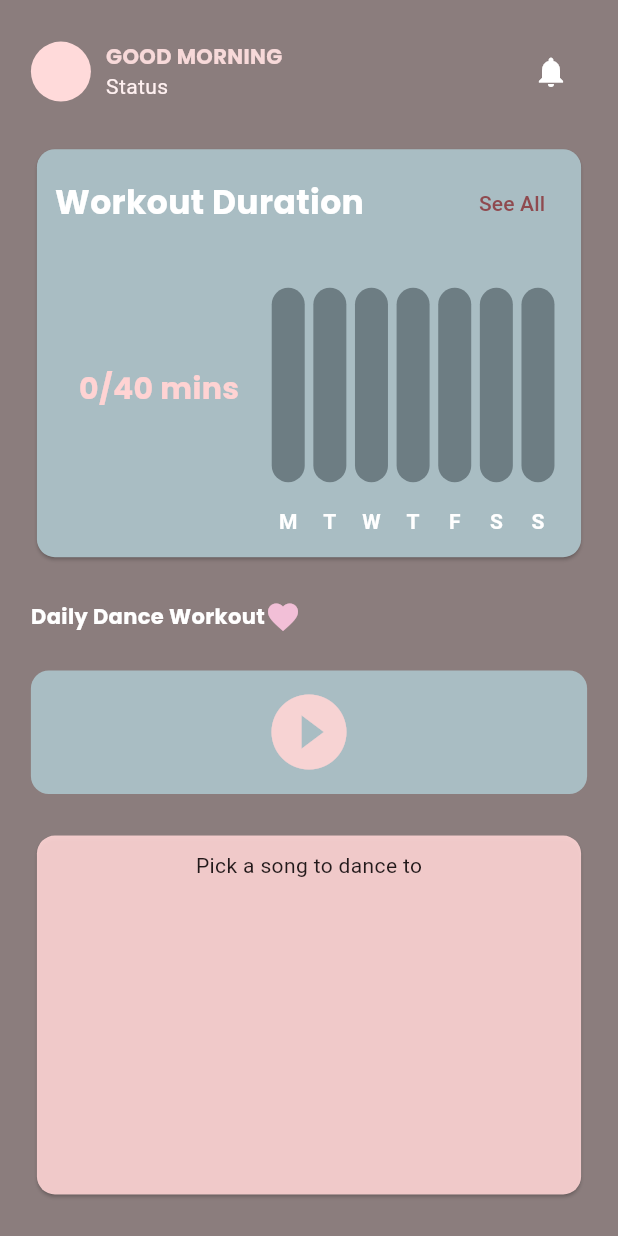
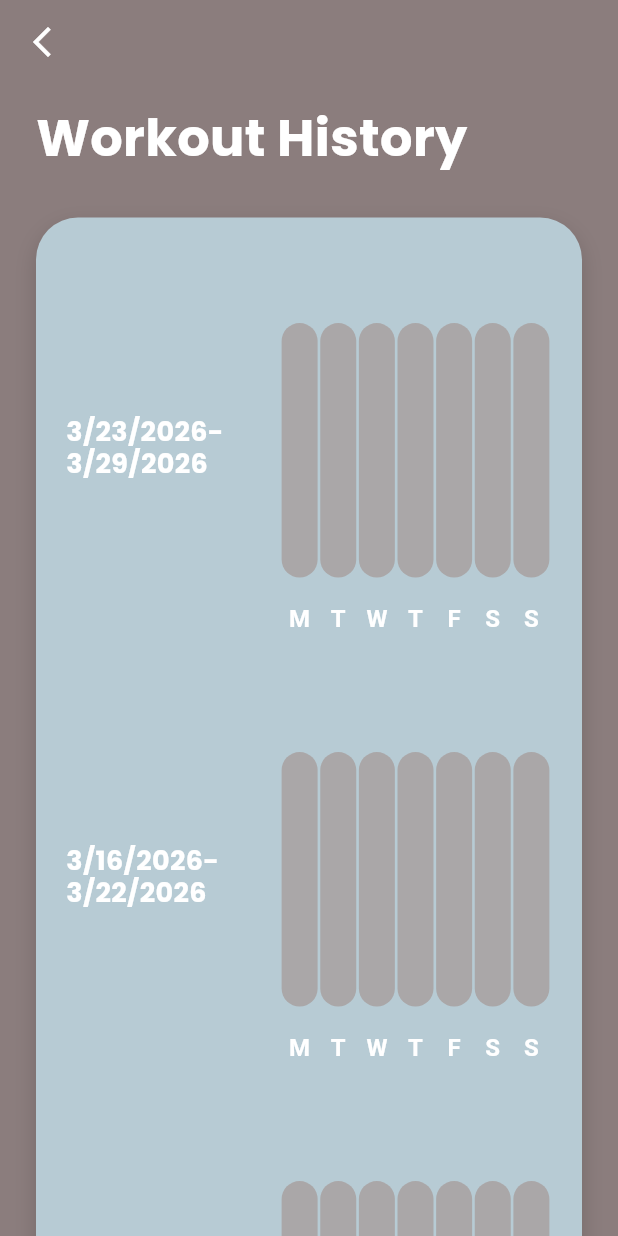
Before and after one commit to bellali12/MirrorMovePD, a Flutter app: the HomeScreen screen opened by its route, after a tap on "See All", on a phone screen of 412 x 824 dp. Run offline on Flutter 3.47's test engine with Material 3 defaults, Android fonts, the phone set to English and light mode, and no system bars; drawn by our look-alikes of fl_chart; our stand-ins replace cloud_firestore, confetti, firebase_auth, firebase_core, google_fonts, percent_indicator; missing offline and left inert: wheel_picker; accounts and stored records are empty.

Commit message:
confetti and workout history updates

```diff
--- a/mirrormotion/lib/components/chart.dart
+++ b/mirrormotion/lib/components/chart.dart
@@ -5,7 +5,26 @@ import 'package:flutter/material.dart';
 import 'package:mirrormotion/services/data.dart';
 
 class BarChartWidget extends StatefulWidget {
-  const BarChartWidget({super.key});
+  const BarChartWidget({
+    super.key,
+    this.weeklyData,
+    this.barColor = Colors.white,
+    this.goalHitBarColor = const Color.fromARGB(255, 88, 198, 150),
+    this.goalBarColor = const Color.fromARGB(255, 109, 125, 131),
+    this.labelColor = Colors.white,
+    this.tooltipColor = Colors.blueGrey,
+    this.barWidth = 22,
+    this.labelFontSize = 14,
+  });
+
+  final List<WeeklyUsagePoint>? weeklyData;
+  final Color barColor;
+  final Color goalHitBarColor;
+  final Color goalBarColor;
+  final Color labelColor;
+  final Color tooltipColor;
+  final double barWidth;
+  final double labelFontSize;
 
   @override
   State<BarChartWidget> createState() => _BarChartWidgetState();
@@ -13,51 +32,32 @@ class BarChartWidget extends StatefulWidget {
 
 class _BarChartWidgetState extends State<BarChartWidget> {
   int touchedIndex = -1;
-  final Color barColor = Colors.white;
-  final Color goalBarColor = const Color.fromARGB(255, 109, 125, 131);
   final Duration animDuration = const Duration(milliseconds: 250);
-  final DataService dataService = DataService();
-
-  @override
-  void initState() {
-    super.initState();
-    dataService.addListener(_onUserDataChanged);
-  }
-
-  void _onUserDataChanged() {
-    if (!mounted) {
-      return;
-    }
-    setState(() {});
-  }
-
-  @override
-  void dispose() {
-    dataService.removeListener(_onUserDataChanged);
-    super.dispose();
-  }
 
   @override
   Widget build(BuildContext context) {
-    final List<WeeklyUsagePoint> weeklyData = dataService.getCurrentWeekUsage();
-    return BarChart(mainBarData(weeklyData), duration: animDuration);
+    final List<WeeklyUsagePoint> weeklyData =
+        widget.weeklyData ?? DataService().getCurrentWeekUsage();
+    return BarChart(_mainBarData(weeklyData), duration: animDuration);
   }
 
-  BarChartGroupData makeGroupData(
+  BarChartGroupData _makeGroupData(
     int x,
     WeeklyUsagePoint point, {
     bool isTouched = false,
-    double width = 22,
     List<int> showTooltips = const <int>[],
   }) {
     final bool goalHit =
         point.goalMinutes > 0 && point.minutes >= point.goalMinutes;
     final Color resolvedBarColor = goalHit
-        ? const Color.fromARGB(255, 88, 198, 150)
-        : barColor;
+        ? widget.goalHitBarColor
+        : widget.barColor;
     final double usageY = point.minutes.toDouble();
     final double goalY = math.max(usageY, point.goalMinutes.toDouble());
-    final double adjustedWidth = isTouched ? width + 2 : width;
+    final double adjustedWidth = isTouched
+        ? widget.barWidth + 2
+        : widget.barWidth;
+    final BorderRadius rodRadius = BorderRadius.circular(adjustedWidth / 2);
 
     return BarChartGroupData(
       x: x,
@@ -66,11 +66,12 @@ class _BarChartWidgetState extends State<BarChartWidget> {
           toY: usageY,
           color: resolvedBarColor,
           width: adjustedWidth,
+          borderRadius: rodRadius,
           borderSide: BorderSide.none,
           backDrawRodData: BackgroundBarChartRodData(
             show: true,
             toY: goalY,
-            color: goalBarColor,
+            color: widget.goalBarColor,
           ),
         ),
       ],
@@ -78,14 +79,14 @@ class _BarChartWidgetState extends State<BarChartWidget> {
     );
   }
 
-  List<BarChartGroupData> showingGroups(List<WeeklyUsagePoint> weeklyData) {
+  List<BarChartGroupData> _showingGroups(List<WeeklyUsagePoint> weeklyData) {
     return List<BarChartGroupData>.generate(7, (int index) {
       final WeeklyUsagePoint point = weeklyData[index];
-      return makeGroupData(index, point, isTouched: index == touchedIndex);
+      return _makeGroupData(index, point, isTouched: index == touchedIndex);
     });
   }
 
-  BarChartData mainBarData(List<WeeklyUsagePoint> weeklyData) {
+  BarChartData _mainBarData(List<WeeklyUsagePoint> weeklyData) {
     final double maxUsageOrGoal = weeklyData
         .map<double>(
           (WeeklyUsagePoint point) =>
@@ -98,7 +99,7 @@ class _BarChartWidgetState extends State<BarChartWidget> {
       backgroundColor: Colors.transparent,
       barTouchData: BarTouchData(
         touchTooltipData: BarTouchTooltipData(
-          getTooltipColor: (_) => Colors.blueGrey,
+          getTooltipColor: (_) => widget.tooltipColor,
           tooltipHorizontalAlignment: FLHorizontalAlignment.right,
           tooltipMargin: -10,
           getTooltipItem:
@@ -152,14 +153,14 @@ class _BarChartWidgetState extends State<BarChartWidget> {
         bottomTitles: AxisTitles(
           sideTitles: SideTitles(
             showTitles: true,
-            getTitlesWidget: getTitles,
+            getTitlesWidget: _getTitles,
             reservedSize: 38,
           ),
         ),
         leftTitles: const AxisTitles(sideTitles: SideTitles(showTitles: false)),
       ),
       borderData: FlBorderData(show: false),
-      barGroups: showingGroups(weeklyData),
+      barGroups: _showingGroups(weeklyData),
       gridData: const FlGridData(show: false),
     );
   }
@@ -185,37 +186,38 @@ class _BarChartWidgetState extends State<BarChartWidget> {
     }
   }
 
-  Widget getTitles(double value, TitleMeta meta) {
-    const TextStyle style = TextStyle(
-      color: Colors.white,
+  Widget _getTitles(double value, TitleMeta meta) {
+    final TextStyle style = TextStyle(
+      color: widget.labelColor,
       fontWeight: FontWeight.bold,
-      fontSize: 14,
+      fontSize: widget.labelFontSize,
     );
+
     Widget text;
     switch (value.toInt()) {
       case 0:
-        text = const Text('M', style: style);
+        text = Text('M', style: style);
         break;
       case 1:
-        text = const Text('T', style: style);
+        text = Text('T', style: style);
         break;
       case 2:
-        text = const Text('W', style: style);
+        text = Text('W', style: style);
         break;
       case 3:
-        text = const Text('T', style: style);
+        text = Text('T', style: style);
         break;
       case 4:
-        text = const Text('F', style: style);
+        text = Text('F', style: style);
         break;
       case 5:
-        text = const Text('S', style: style);
+        text = Text('S', style: style);
         break;
       case 6:
-        text = const Text('S', style: style);
+        text = Text('S', style: style);
         break;
       default:
-        text = const Text('', style: style);
+        text = Text('', style: style);
         break;
     }
     return SideTitleWidget(meta: meta, space: 16, child: text);
--- a/mirrormotion/lib/routes.dart
+++ b/mirrormotion/lib/routes.dart
@@ -3,6 +3,7 @@ import 'package:mirrormotion/screens/homescreen.dart';
 import 'package:mirrormotion/screens/loginscreen.dart';
 import 'package:mirrormotion/screens/signupscreen.dart';
 import 'package:mirrormotion/screens/profilescreen.dart';
+import 'package:mirrormotion/screens/workouthistoryscreen.dart';
 // import 'package:mirrormotion/screens/sessionscreen.dart';
 
 var routes = {
@@ -11,5 +12,6 @@ var routes = {
   '/signup': (context) => const SignupScreen(),
   '/homescreen': (context) => const HomeScreen(),
   '/profile': (context) => const ProfileScreen(),
+  '/workout-history': (context) => const WorkoutHistoryScreen(),
   // '/session': (context) => const SessionScreen(),
 };
--- a/mirrormotion/lib/screens/homescreen.dart
+++ b/mirrormotion/lib/screens/homescreen.dart
@@ -146,7 +146,12 @@ class _HomeScreenState extends State<HomeScreen> {
                               ),
                             ),
                             TextButton(
-                              onPressed: () {},
+                              onPressed: () {
+                                Navigator.pushNamed(
+                                  context,
+                                  '/workout-history',
+                                );
+                              },
                               child: const Text("See All"),
                             ),
                           ],
--- /dev/null
+++ b/mirrormotion/lib/screens/workouthistoryscreen.dart
@@ -0,0 +1,194 @@
+import 'package:flutter/material.dart';
+import 'package:google_fonts/google_fonts.dart';
+import 'package:mirrormotion/components/chart.dart';
+import 'package:mirrormotion/services/data.dart';
+
+class WorkoutHistoryScreen extends StatefulWidget {
+  const WorkoutHistoryScreen({super.key});
+
+  @override
+  State<WorkoutHistoryScreen> createState() => _WorkoutHistoryScreenState();
+}
+
+class _WorkoutHistoryScreenState extends State<WorkoutHistoryScreen> {
+  static const int _pageSize = 12;
+
+  final ScrollController _scrollController = ScrollController();
+  int _visibleWeeks = _pageSize;
+
+  @override
+  void initState() {
+    super.initState();
+    _scrollController.addListener(_handleScroll);
+  }
+
+  @override
+  void dispose() {
+    _scrollController
+      ..removeListener(_handleScroll)
+      ..dispose();
+    super.dispose();
+  }
+
+  void _handleScroll() {
+    if (!_scrollController.hasClients) {
+      return;
+    }
+
+    final ScrollPosition position = _scrollController.position;
+    if (position.pixels < position.maxScrollExtent - 200) {
+      return;
+    }
+
+    setState(() {
+      _visibleWeeks += _pageSize;
+    });
+  }
+
+  @override
+  Widget build(BuildContext context) {
+    final DataService dataService = DataService();
+
+    return Scaffold(
+      backgroundColor: const Color(0xFF8B7D7D),
+      appBar: AppBar(
+        backgroundColor: Colors.transparent,
+        elevation: 0,
+        scrolledUnderElevation: 0,
+        leading: IconButton(
+          onPressed: () => Navigator.of(context).pop(),
+          icon: const Icon(Icons.arrow_back_ios_new, color: Colors.white),
+        ),
+      ),
+      body: SafeArea(
+        top: false,
+        child: AnimatedBuilder(
+          animation: dataService,
+          builder: (BuildContext context, Widget? child) {
+            final List<WeeklyUsageSummary> fullHistory = dataService
+                .getWorkoutHistory(minimumWeeks: 3);
+            final int visibleCount = _visibleWeeks.clamp(0, fullHistory.length);
+            final List<WeeklyUsageSummary> history = fullHistory
+                .take(visibleCount)
+                .toList();
+            final bool hasMore = visibleCount < fullHistory.length;
+
+            return SingleChildScrollView(
+              controller: _scrollController,
+              physics: const BouncingScrollPhysics(),
+              padding: const EdgeInsets.fromLTRB(24, 12, 24, 32),
+              child: Column(
+                crossAxisAlignment: CrossAxisAlignment.start,
+                children: [
+                  Text(
+                    'Workout History',
+                    style: GoogleFonts.poppins(
+                      color: Colors.white,
+                      fontSize: 34,
+                      fontWeight: FontWeight.w700,
+                    ),
+                  ),
+                  const SizedBox(height: 28),
+                  Container(
+                    width: double.infinity,
+                    decoration: BoxDecoration(
+                      color: const Color(0xFFB7CBD4),
+                      borderRadius: BorderRadius.circular(28),
+                      boxShadow: const [
+                        BoxShadow(
+                          color: Color.fromARGB(40, 0, 0, 0),
+                          blurRadius: 12,
+                          offset: Offset(0, 6),
+                        ),
+                      ],
+                    ),
+                    child: Padding(
+                      padding: const EdgeInsets.symmetric(
+                        horizontal: 20,
+                        vertical: 28,
+                      ),
+                      child: Column(
+                        children: [
+                          for (
+                            int index = 0;
+                            index < history.length;
+                            index++
+                          ) ...[
+                            _WorkoutHistoryEntry(summary: history[index]),
+                            if (index != history.length - 1 || hasMore)
+                              const SizedBox(height: 36),
+                          ],
+                          if (hasMore) ...[
+                            Text(
+                              'Scroll for older weeks',
+                              style: GoogleFonts.poppins(
+                                color: const Color(0xCCFFFFFF),
+                                fontSize: 15,
+                                fontWeight: FontWeight.w600,
+                              ),
+                            ),
+                          ],
+                        ],
+                      ),
+                    ),
+                  ),
+                ],
+              ),
+            );
+          },
+        ),
+      ),
+    );
+  }
+}
+
+class _WorkoutHistoryEntry extends StatelessWidget {
+  const _WorkoutHistoryEntry({required this.summary});
+
+  final WeeklyUsageSummary summary;
+
+  @override
+  Widget build(BuildContext context) {
+    return Row(
+      crossAxisAlignment: CrossAxisAlignment.center,
+      children: [
+        SizedBox(
+          width: 122,
+          child: Text(
+            _formatDateRange(summary.weekStart, summary.weekEnd),
+            style: GoogleFonts.poppins(
+              color: Colors.white,
+              fontSize: 18,
+              fontWeight: FontWeight.w700,
+              height: 1.15,
+            ),
+          ),
+        ),
+        const SizedBox(width: 20),
+        Expanded(
+          child: SizedBox(
+            height: 250,
+            child: BarChartWidget(
+              weeklyData: summary.points,
+              barColor: const Color(0xFF16BEDB),
+              goalHitBarColor: const Color(0xFF16BEDB),
+              goalBarColor: const Color(0xFFAAA7A8),
+              labelColor: Colors.white,
+              tooltipColor: const Color(0xFF7A7070),
+              barWidth: 24,
+              labelFontSize: 16,
+            ),
+          ),
+        ),
+      ],
+    );
+  }
+
+  String _formatDateRange(DateTime start, DateTime end) {
+    return '${_formatDate(start)}-\n${_formatDate(end)}';
+  }
+
+  String _formatDate(DateTime value) {
+    return '${value.month}/${value.day}/${value.year}';
+  }
+}
--- a/mirrormotion/lib/services/auth.dart
+++ b/mirrormotion/lib/services/auth.dart
@@ -32,6 +32,7 @@ class Auth {
           .doc(FirebaseAuth.instance.currentUser?.uid)
           .set({
             'name': email.split('@').first,
+            'createdAt': Timestamp.now(),
             'dailyMinutes': defaultDailyMinutes,
             'goalChanges': {nowEpochSeconds.toString(): defaultDailyMinutes},
             'progress': {'currentMinutes': 0, 'lastUpdated': Timestamp.now()},
--- a/mirrormotion/lib/services/data.dart
+++ b/mirrormotion/lib/services/data.dart
@@ -30,6 +30,15 @@ class WeeklyUsagePoint {
   final int weekdayIndex;
   final int minutes;
   final int goalMinutes;
+}
+
+class WeeklyUsageSummary {
+  const WeeklyUsageSummary({required this.weekStart, required this.points});
+
+  final DateTime weekStart;
+  final List<WeeklyUsagePoint> points;
+
+  DateTime get weekEnd => weekStart.add(const Duration(days: 6));
 }
 
 class _GoalChange {
@@ -98,28 +107,26 @@ class DataService extends ChangeNotifier {
   }
 
   List<WeeklyUsagePoint> getCurrentWeekUsage({DateTime? now}) {
+    return getWorkoutHistory(
+      now: now,
+      minimumWeeks: 1,
+      maximumWeeks: 1,
+    ).first.points;
+  }
+
+  List<WeeklyUsageSummary> getWorkoutHistory({
+    DateTime? now,
+    int minimumWeeks = 3,
+    int? maximumWeeks,
+  }) {
+    final int safeMinimumWeeks = math.max(1, minimumWeeks);
     final DateTime reference = (now ?? DateTime.now()).toLocal();
-    final DateTime today = DateTime(
-      reference.year,
-      reference.month,
-      reference.day,
-    );
-    final DateTime weekStart = today.subtract(
-      Duration(days: today.weekday - 1),
-    );
-    final DateTime weekEndExclusive = weekStart.add(const Duration(days: 7));
-
+    final DateTime today = _startOfDay(reference);
+    final DateTime currentWeekStart = _startOfWeek(today);
     final int defaultGoal = math.max(0, _asInt(_userData['dailyMinutes'], 40));
     final List<_GoalChange> changes = _parseGoalChanges();
-    final List<int> goals = List<int>.generate(
-      7,
-      (index) => _goalForDay(
-        weekStart.add(Duration(days: index)),
-        defaultGoal,
-        changes,
-      ),
-    );
-    final List<int> minutes = List<int>.filled(7, 0);
+    final Map<DateTime, List<int>> minutesByWeekStart = <DateTime, List<int>>{};
+    final List<DateTime> sessionDays = <DateTime>[];
 
     final Map<String, dynamic>? sessionHistory = _asMap(
       _userData['sessionHistory'],
@@ -136,31 +143,130 @@ class DataService extends ChangeNotifier {
         if (start == null || end == null || !end.isAfter(start)) {
           continue;
         }
-        if (start.isBefore(weekStart) || !start.isBefore(weekEndExclusive)) {
-          continue;
-        }
 
         final int sessionMinutes = math.max(0, end.difference(start).inMinutes);
-        final int index = start.weekday - 1;
-        minutes[index] += sessionMinutes;
+        final DateTime sessionDay = _startOfDay(start);
+        sessionDays.add(sessionDay);
+        final DateTime sessionWeekStart = _startOfWeek(sessionDay);
+        final List<int> weeklyMinutes = minutesByWeekStart.putIfAbsent(
+          sessionWeekStart,
+          () => List<int>.filled(7, 0),
+        );
+        final int index = sessionDay.weekday - 1;
+        weeklyMinutes[index] += sessionMinutes;
       }
     }
 
     final ProgressSnapshot todayProgress = getTodayProgressSnapshot(
       now: reference,
     );
-    final int todayIndex = reference.weekday - 1;
-    minutes[todayIndex] = math.max(
-      minutes[todayIndex],
+    final List<int> currentWeekMinutes = minutesByWeekStart.putIfAbsent(
+      currentWeekStart,
+      () => List<int>.filled(7, 0),
+    );
+    final int todayIndex = today.weekday - 1;
+    currentWeekMinutes[todayIndex] = math.max(
+      currentWeekMinutes[todayIndex],
       todayProgress.currentMinutes,
     );
 
+    final DateTime historyStart = _resolveHistoryStart(
+      currentWeekStart: currentWeekStart,
+      sessionDays: sessionDays,
+      changes: changes,
+    );
+
+    final List<DateTime> orderedWeekStarts = <DateTime>[];
+    for (
+      DateTime weekStart = currentWeekStart;
+      !weekStart.isBefore(historyStart);
+      weekStart = weekStart.subtract(const Duration(days: 7))
+    ) {
+      orderedWeekStarts.add(weekStart);
+    }
+
+    while (orderedWeekStarts.length < safeMinimumWeeks) {
+      orderedWeekStarts.add(
+        orderedWeekStarts.last.subtract(const Duration(days: 7)),
+      );
+    }
+
+    Iterable<DateTime> visibleWeekStarts = orderedWeekStarts;
+    if (maximumWeeks != null) {
+      final int safeMaximumWeeks = math.max(safeMinimumWeeks, maximumWeeks);
+      visibleWeekStarts = visibleWeekStarts.take(safeMaximumWeeks);
+    }
+
+    return visibleWeekStarts.map((DateTime weekStart) {
+      final List<int> minutes =
+          minutesByWeekStart[weekStart] ?? List<int>.filled(7, 0);
+
+      return WeeklyUsageSummary(
+        weekStart: weekStart,
+        points: _buildWeeklyUsagePoints(
+          weekStart,
+          minutes,
+          defaultGoal,
+          changes,
+        ),
+      );
+    }).toList();
+  }
+
+  DateTime _resolveHistoryStart({
+    required DateTime currentWeekStart,
+    required List<DateTime> sessionDays,
+    required List<_GoalChange> changes,
+  }) {
+    DateTime earliestDay = currentWeekStart;
+
+    final DateTime? createdAt = _parseDateTime(_userData['createdAt']);
+    if (createdAt != null) {
+      earliestDay = _startOfDay(createdAt);
+    }
+
+    if (changes.isNotEmpty) {
+      final DateTime earliestGoalChange = _startOfDay(changes.first.changedAt);
+      if (earliestGoalChange.isBefore(earliestDay)) {
+        earliestDay = earliestGoalChange;
+      }
+    }
+
+    for (final DateTime sessionDay in sessionDays) {
+      if (sessionDay.isBefore(earliestDay)) {
+        earliestDay = sessionDay;
+      }
+    }
+
+    return _startOfWeek(earliestDay);
+  }
+
+  DateTime _startOfDay(DateTime value) {
+    final DateTime localValue = value.toLocal();
+    return DateTime(localValue.year, localValue.month, localValue.day);
+  }
+
+  DateTime _startOfWeek(DateTime value) {
+    final DateTime day = _startOfDay(value);
+    return day.subtract(Duration(days: day.weekday - 1));
+  }
+
+  List<WeeklyUsagePoint> _buildWeeklyUsagePoints(
+    DateTime weekStart,
+    List<int> minutes,
+    int defaultGoal,
+    List<_GoalChange> changes,
+  ) {
     return List<WeeklyUsagePoint>.generate(
       7,
-      (index) => WeeklyUsagePoint(
+      (int index) => WeeklyUsagePoint(
         weekdayIndex: index + 1,
         minutes: minutes[index],
-        goalMinutes: goals[index],
+        goalMinutes: _goalForDay(
+          weekStart.add(Duration(days: index)),
+          defaultGoal,
+          changes,
+        ),
       ),
     );
   }
--- a/mirrormotion/pubspec.yaml
+++ b/mirrormotion/pubspec.yaml
@@ -35,13 +35,12 @@ dependencies:
   # Use with the CupertinoIcons class for iOS style icons.
   cupertino_icons: ^1.0.8
   google_fonts: ^6.2.1
-  fl_chart: ^1.0.0
+  fl_chart: 1.0.0
   chewie: ^1.12.1
   firebase_core: ^4.0.0
   firebase_auth: ^6.0.0
   cloud_firestore: ^6.0.0
   http: ^1.5.0
-  audio_visualizer: ^1.1.0
   flutter_launcher_icons: ^0.14.4
   url_launcher: ^6.3.2
   wheel_picker: ^0.2.2
```
Also changed, not shown: mirrormotion/lib/components/goaltimepopup.dart (+66 -1 lines), mirrormotion/lib/screens/sessionscreen.dart (+112 -2 lines), mirrormotion/pubspec.lock, 3 other files.
